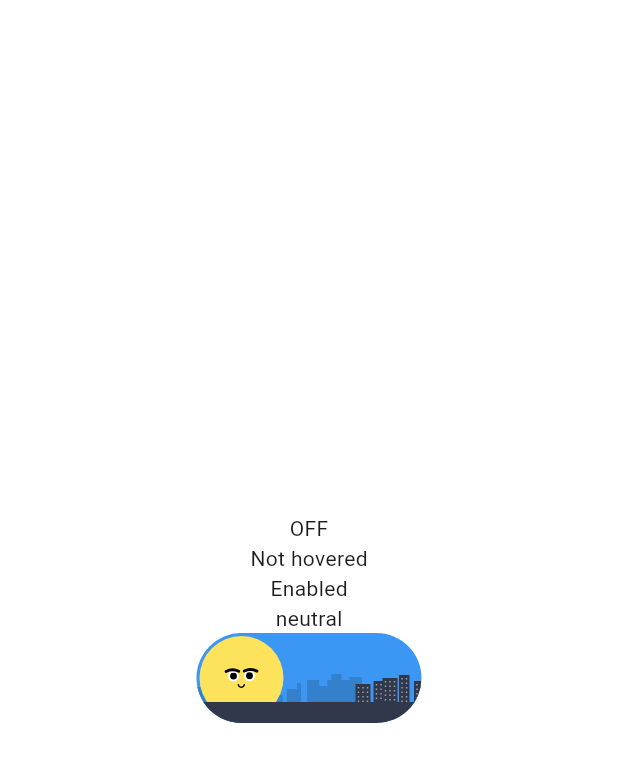
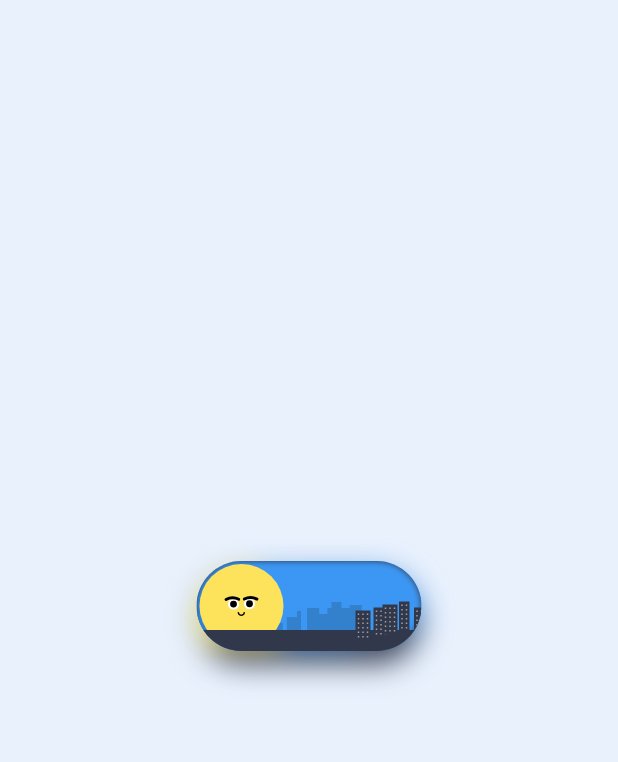
Before and after one commit to Pliavi/sun_switch, a Flutter app: the screen it shows after launch, on a phone screen of 412 x 824 dp. Shown: the top 762 px of the screen. Run offline on Flutter 3.47's test engine with Material 3 defaults, Android fonts, the phone set to English and light mode, and no system bars; drawn by our look-alikes of drop_shadow; our stand-ins replace flutter_inset_box_shadow, lottie.

Commit message:
refactor: cleaning the code

```diff
--- a/lib/main_page.dart
+++ b/lib/main_page.dart
@@ -1,5 +1,6 @@
 import 'package:flutter/material.dart';
-import 'package:sun_switch/sun_switch.dart';
+import 'package:sun_switch/widgets/constants/sun_colors.dart';
+import 'package:sun_switch/widgets/sun_switch.dart';
 
 class MainPage extends StatefulWidget {
   const MainPage({super.key});
@@ -14,9 +15,8 @@ class _MainPageState extends State<MainPage> {
   @override
   Widget build(BuildContext context) {
     return Scaffold(
-      body: Container(
-        color: Colors.white,
-        alignment: Alignment.center,
+      backgroundColor: SunColors.mainBackground,
+      body: Center(
         child: SunSwitch(
           value: value,
           onChanged: (value) {
--- a/lib/sun_faces.dart
+++ /dev/null
@@ -1,101 +0,0 @@
-import 'package:flutter/material.dart';
-import 'package:lottie/lottie.dart';
-
-enum FaceExpression {
-  neutral(0.0),
-  angry(0.2),
-  kindaAngry(0.4),
-  kindaSad(0.6),
-  sad(0.8),
-  neutralBack(1);
-
-  final double startingFrame;
-
-  const FaceExpression(this.startingFrame);
-}
-
-class SunFaces extends StatefulWidget {
-  const SunFaces({
-    super.key,
-    required this.face,
-  });
-
-  final FaceExpression face;
-
-  @override
-  State<SunFaces> createState() => _SunFacesState();
-}
-
-class _SunFacesState extends State<SunFaces>
-    with SingleTickerProviderStateMixin {
-  late final AnimationController _animationController;
-
-  bool _isRunning = false;
-
-  @override
-  void initState() {
-    super.initState();
-    _animationController = AnimationController(vsync: this);
-  }
-
-  @override
-  void didUpdateWidget(SunFaces oldWidget) {
-    super.didUpdateWidget(oldWidget);
-    if (oldWidget.face != widget.face) {
-      final bool willBackToNeutral = oldWidget.face == FaceExpression.sad &&
-          widget.face == FaceExpression.neutral;
-
-      final bool isGoingOn = oldWidget.face == FaceExpression.sad &&
-          widget.face == FaceExpression.neutral;
-      final isGoingOff = oldWidget.face == FaceExpression.angry &&
-          widget.face == FaceExpression.kindaAngry;
-
-      setState(() {
-        _isRunning = isGoingOn || isGoingOff;
-      });
-
-      _animationController
-          .animateTo(
-        willBackToNeutral
-            ? FaceExpression.neutralBack.startingFrame
-            : widget.face.startingFrame,
-        duration: Duration(milliseconds: _isRunning ? 1000 : 400),
-        curve: _isRunning ? Curves.easeInOutBack : Curves.easeInOutBack,
-      )
-          .whenComplete(() {
-        if (willBackToNeutral) {
-          _animationController.reset();
-        }
-      });
-    }
-  }
-
-  @override
-  Widget build(BuildContext context) {
-    Offset facePosition = Offset.zero;
-
-    if (widget.face == FaceExpression.angry) {
-      facePosition = const Offset(0.275, 0.0);
-    } else if (widget.face == FaceExpression.kindaAngry) {
-      facePosition = const Offset(0.1, -0.1);
-    } else if (widget.face == FaceExpression.kindaSad) {
-      facePosition = const Offset(-0.1, -0.15);
-    } else if (widget.face == FaceExpression.sad) {
-      facePosition = const Offset(-0.2, -0.2);
-    }
-
-    return AnimatedSlide(
-      duration: Duration(milliseconds: _isRunning ? 1000 : 400),
-      curve: _isRunning ? Curves.easeInBack : Curves.easeInOutBack,
-      offset: facePosition,
-      child: Transform(
-        transform: Matrix4.identity()..scale(0.5),
-        alignment: Alignment.center,
-        child: Lottie.asset(
-          'assets/lotties/sun_faces.json',
-          controller: _animationController,
-        ),
-      ),
-    );
-  }
-}
--- a/lib/sun_switch.dart
+++ /dev/null
@@ -1,185 +0,0 @@
-import 'package:flutter/material.dart';
-import 'package:sun_switch/background_back_buildings.dart';
-import 'package:sun_switch/background_front_buildings.dart';
-import 'package:sun_switch/sun_faces.dart';
-
-class SunSwitch extends StatefulWidget {
-  final bool value;
-  final ValueChanged<bool>? onChanged;
-
-  const SunSwitch({
-    super.key,
-    required this.value,
-    this.onChanged,
-  });
-
-  @override
-  State<SunSwitch> createState() => _SunSwitchState();
-}
-
-class _SunSwitchState extends State<SunSwitch> {
-  FaceExpression _sunFace = FaceExpression.neutral;
-  bool _enabled = true;
-  bool _isHovered = false;
-
-  @override
-  Widget build(BuildContext context) {
-    return Column(
-      crossAxisAlignment: CrossAxisAlignment.center,
-      mainAxisSize: MainAxisSize.min,
-      mainAxisAlignment: MainAxisAlignment.center,
-      children: [
-        Text(widget.value ? 'ON' : 'OFF'),
-        Text(_isHovered ? 'Hovered' : 'Not hovered'),
-        Text(_enabled ? 'Enabled' : 'Disabled'),
-        Text(_sunFace.name),
-        InkWell(
-          onTap: () {
-            if (!_enabled) return;
-
-            widget.onChanged?.call(!widget.value);
-            setState(() {
-              _enabled = false;
-
-              if (widget.value) {
-                _sunFace = FaceExpression.neutral;
-              } else {
-                _sunFace = FaceExpression.kindaAngry;
-              }
-            });
-          },
-          onHover: (value) {
-            setState(() {
-              _isHovered = value;
-            });
-            if (!_enabled) return;
-
-            setState(() {
-              if (value) {
-                if (widget.value) {
-                  _sunFace = FaceExpression.sad;
-                } else {
-                  _sunFace = FaceExpression.angry;
-                }
-              } else {
-                if (widget.value) {
-                  _sunFace = FaceExpression.kindaSad;
-                } else {
-                  _sunFace = FaceExpression.neutral;
-                }
-              }
-            });
-          },
-          child: Container(
-            width: 150,
-            height: 60,
-            clipBehavior: Clip.antiAlias,
-            decoration: BoxDecoration(
-              color: const Color(0xFF3C97F4),
-              borderRadius: BorderRadius.circular(50),
-            ),
-            child: Stack(
-              alignment: Alignment.bottomCenter,
-              children: [
-                CustomPaint(
-                  painter: BackgroundBackBuildingsPainter(),
-                  child: const SizedBox(
-                    width: 150,
-                    height: 60,
-                  ),
-                ),
-                AnimatedAlign(
-                  onEnd: () {
-                    setState(() {
-                      _enabled = true;
-                      if (widget.value) {
-                        if (_isHovered) {
-                          _sunFace = FaceExpression.sad;
-                        } else {
-                          _sunFace = FaceExpression.kindaSad;
-                        }
-                      } else {
-                        if (_isHovered) {
-                          _sunFace = FaceExpression.angry;
-                        } else {
-                          _sunFace = FaceExpression.neutral;
-                        }
-                      }
-                    });
-                  },
-                  duration: const Duration(milliseconds: 1800),
-                  curve: const ElasticInOutCurve(0.6),
-                  alignment: widget.value
-                      ? Alignment.centerRight
-                      : Alignment.centerLeft,
-                  child: Container(
-                    clipBehavior: Clip.antiAlias,
-                    width: 56,
-                    height: 56,
-                    margin: const EdgeInsets.only(
-                      left: 2,
-                      right: 10,
-                      bottom: 2,
-                      top: 2,
-                    ),
-                    decoration: BoxDecoration(
-                      color: const Color(0xFFFDE25C),
-                      borderRadius: BorderRadius.circular(35),
-                    ),
-                    alignment: Alignment.center,
-                    child: SunFaces(
-                      face: _sunFace,
-                    ),
-                  ),
-                ),
-                Align(
-                  alignment: Alignment.bottomRight,
-                  child: CustomPaint(
-                    painter: BackgroundFrontBuildingsPainter(),
-                    child: const SizedBox(
-                      width: 100,
-                      height: 50,
-                    ),
-                  ),
-                ),
-                Container(
-                  alignment: Alignment.bottomCenter,
-                  color: const Color(0xFF31384B),
-                  height: 14,
-                ),
-              ],
-            ),
-          ),
-        ),
-      ],
-    );
-  }
-}
-
-class Sun extends StatelessWidget {
-  const Sun({
-    super.key,
-  });
-
-  @override
-  Widget build(BuildContext context) {
-    return Container(
-      width: 56,
-      height: 56,
-      margin: const EdgeInsets.only(
-        left: 2,
-        right: 10,
-        bottom: 2,
-        top: 2,
-      ),
-      decoration: BoxDecoration(
-        color: const Color(0xFFFDE25C),
-        borderRadius: BorderRadius.circular(35),
-      ),
-      alignment: Alignment.center,
-      child: const SunFaces(
-        face: FaceExpression.neutral,
-      ),
-    );
-  }
-}
--- a/lib/background_back_buildings.dart
+++ b/lib/widgets/background_buildings.dart/background_back_buildings.dart
@@ -1,13 +1,13 @@
 import 'package:flutter/material.dart';
+import 'package:sun_switch/widgets/constants/sun_colors.dart';
 
 class BackgroundBackBuildingsPainter extends CustomPainter {
   @override
   void paint(Canvas canvas, Size size) {
     final paint = Paint()
-      ..color = const Color(0xFF3381CC)
+      ..color = SunColors.backBuildings
       ..style = PaintingStyle.fill;
 
-    final w = size.width;
     final h = size.height;
 
     const rx = 2.7;
--- /dev/null
+++ b/lib/widgets/background_buildings.dart/background_buildings.dart
@@ -0,0 +1,18 @@
+import 'package:flutter/material.dart';
+import 'package:sun_switch/widgets/background_buildings.dart/background_back_buildings.dart';
+import 'package:sun_switch/widgets/background_buildings.dart/background_front_buildings.dart';
+
+class BackgroundBuildings extends StatelessWidget {
+  const BackgroundBuildings({super.key, required this.child});
+
+  final Widget child;
+
+  @override
+  Widget build(BuildContext context) {
+    return CustomPaint(
+      painter: BackgroundBackBuildingsPainter(),
+      foregroundPainter: BackgroundFrontBuildingsPainter(),
+      child: child,
+    );
+  }
+}
--- /dev/null
+++ b/lib/widgets/constants/sun_colors.dart
@@ -0,0 +1,11 @@
+import 'package:flutter/material.dart';
+
+class SunColors {
+  static const mainBackground = Color(0xFFE9F1FD);
+
+  static const backBuildings = Color(0xFF3381CC);
+  static const sky = Color(0xFF3C97F4);
+  static const sunSkin = Color(0xFFFDE25C);
+  static const shadow = Color(0xFF31384B);
+  static const window = Colors.grey;
+}
--- /dev/null
+++ b/lib/widgets/moving_sun.dart
@@ -0,0 +1,43 @@
+import 'package:flutter/material.dart';
+import 'package:sun_switch/widgets/constants/sun_colors.dart';
+import 'package:sun_switch/widgets/sun_face.dart';
+
+enum SunSide {
+  left,
+  right,
+}
+
+class MovingSun extends AnimatedAlign {
+  MovingSun({
+    super.key,
+    required SunSide side,
+    required super.onEnd,
+    required SunExpression expression,
+  }) : super(
+          alignment: side == SunSide.left
+              ? Alignment.centerLeft
+              : Alignment.centerRight,
+          duration: const Duration(milliseconds: 1800),
+          curve: const ElasticInOutCurve(0.6),
+          child: Container(
+            clipBehavior: Clip.antiAlias,
+            width: 56,
+            height: 56,
+            margin: const EdgeInsets.only(
+              left: 2,
+              right: 10,
+              bottom: 2,
+              top: 2,
+            ),
+            decoration: BoxDecoration(
+              color: SunColors.sunSkin,
+              borderRadius: BorderRadius.circular(35),
+            ),
+            alignment: Alignment.center,
+            child: SunFace(
+              face: expression,
+              side: side,
+            ),
+          ),
+        );
+}
--- /dev/null
+++ b/lib/widgets/sun_face.dart
@@ -0,0 +1,104 @@
+import 'package:flutter/material.dart';
+import 'package:lottie/lottie.dart';
+import 'package:sun_switch/widgets/moving_sun.dart';
+
+enum SunExpression {
+  neutral(0.0, Offset.zero),
+  angry(0.2, Offset(0.275, 0.0)),
+  kindaAngry(0.4, Offset(0.1, -0.1)),
+  kindaSad(0.6, Offset(-0.1, -0.15)),
+  sad(0.8, Offset(-0.2, -0.2)),
+  neutralBack(1, Offset.zero);
+
+  const SunExpression(
+    this.startAt,
+    this.position,
+  );
+
+  final double startAt;
+  final Offset position;
+}
+
+class SunFace extends StatefulWidget {
+  const SunFace({
+    super.key,
+    required this.face,
+    required this.side,
+  });
+
+  final SunExpression face;
+  final SunSide side;
+
+  @override
+  State<SunFace> createState() => _SunFaceState();
+}
+
+class _SunFaceState extends State<SunFace> with SingleTickerProviderStateMixin {
+  late final AnimationController _animationController =
+      AnimationController(vsync: this);
+
+  bool _isRunning = false;
+  Duration get _transitionDuration => _isRunning
+      ? const Duration(seconds: 1)
+      : const Duration(milliseconds: 400);
+
+  @override
+  void dispose() {
+    _animationController.dispose();
+
+    super.dispose();
+  }
+
+  @override
+  void didUpdateWidget(SunFace oldWidget) {
+    super.didUpdateWidget(oldWidget);
+    if (oldWidget.face != widget.face) {
+      _isRunning = oldWidget.side != widget.side;
+
+      final wasSad = oldWidget.face == SunExpression.sad;
+      final isNeutral = widget.face == SunExpression.neutral;
+      final isSadToNeutral = wasSad && isNeutral;
+      final animateToFace =
+          isSadToNeutral ? SunExpression.neutralBack : widget.face;
+
+      _animationController
+          .animateTo(
+            animateToFace.startAt,
+            duration: _transitionDuration,
+            curve: _isRunning ? Curves.easeInOutBack : Curves.easeInOutBack,
+          )
+          .whenComplete(
+            () => _resetAnimation(isSadToNeutral),
+          );
+    }
+  }
+
+  _resetAnimation(bool needReset) {
+    if (needReset) {
+      _animationController.reset();
+    }
+  }
+
+  @override
+  Widget build(BuildContext context) {
+    print('isRunning: $_isRunning');
+
+    return Column(
+      children: [
+        AnimatedSlide(
+          duration: _transitionDuration,
+          curve: _isRunning ? Curves.easeInBack : Curves.easeInOutBack,
+          offset: widget.face.position,
+          child: Transform(
+            transform: Matrix4.identity()..scale(0.5),
+            alignment: Alignment.center,
+            child: Lottie.asset(
+              'assets/lotties/sun_faces.json',
+              controller: _animationController,
+            ),
+          ),
+        ),
+      ],
+    );
+  }
+}
--- /dev/null
+++ b/lib/widgets/sun_switch.dart
@@ -0,0 +1,137 @@
+import 'package:drop_shadow/drop_shadow.dart';
+import 'package:flutter/material.dart' hide BoxDecoration, BoxShadow;
+import 'package:flutter_inset_box_shadow/flutter_inset_box_shadow.dart';
+import 'package:sun_switch/widgets/background_buildings.dart/background_buildings.dart';
+import 'package:sun_switch/widgets/constants/sun_colors.dart';
+import 'package:sun_switch/widgets/moving_sun.dart';
+import 'package:sun_switch/widgets/sun_face.dart';
+
+class SunSwitch extends StatefulWidget {
+  const SunSwitch({
+    super.key,
+    required this.value,
+    this.onChanged,
+  });
+
+  final bool value;
+  final ValueChanged<bool>? onChanged;
+
+  @override
+  State<SunSwitch> createState() => _SunSwitchState();
+}
+
+class _SunSwitchState extends State<SunSwitch> {
+  SunExpression _sunExpression = SunExpression.neutral;
+  final MaterialStatesController _statesController = MaterialStatesController();
+  bool _isEnabled = true;
+  bool get _isHovered {
+    return _statesController.value.contains(MaterialState.hovered);
+  }
+
+  @override
+  void initState() {
+    super.initState();
+
+    _statesController.addListener(_handleSwitchStateChange);
+  }
+
+  @override
+  void dispose() {
+    _statesController.removeListener(_handleSwitchStateChange);
+    _statesController.dispose();
+
+    super.dispose();
+  }
+
+  _handleSwitchStateChange() {
+    if (!_isEnabled) return;
+
+    if (_isHovered) {
+      _sunExpression = widget.value ? SunExpression.sad : SunExpression.angry;
+    } else {
+      _sunExpression =
+          widget.value ? SunExpression.kindaSad : SunExpression.neutral;
+    }
+
+    setState(() {});
+  }
+
+  @override
+  void didUpdateWidget(SunSwitch oldWidget) {
+    super.didUpdateWidget(oldWidget);
+
+    if (oldWidget.value != widget.value) {
+      _isEnabled = false;
+      _sunExpression =
+          widget.value ? SunExpression.kindaAngry : SunExpression.neutral;
+    }
+  }
+
+  _handleSwitchTap() {
+    if (_isEnabled) widget.onChanged?.call(!widget.value);
+  }
+
+  _handleSunRunningEnd() {
+    _isEnabled = true;
+
+    if (widget.value) {
+      _sunExpression = _isHovered ? SunExpression.sad : SunExpression.kindaSad;
+    } else {
+      _sunExpression = _isHovered
+          ? _sunExpression = SunExpression.angry
+          : _sunExpression = SunExpression.neutral;
+    }
+
+    setState(() {});
+  }
+
+  @override
+  Widget build(BuildContext context) {
+    return Column(
+      crossAxisAlignment: CrossAxisAlignment.center,
+      mainAxisSize: MainAxisSize.min,
+      mainAxisAlignment: MainAxisAlignment.center,
+      children: [
+        DropShadow(
+          child: InkWell(
+            statesController: _statesController,
+            onTap: _handleSwitchTap,
+            child: Container(
+              width: 150,
+              height: 60,
+              clipBehavior: Clip.antiAlias,
+              decoration: BoxDecoration(
+                color: SunColors.sky,
+                borderRadius: BorderRadius.circular(50),
+                boxShadow: const [
+                  BoxShadow(
+                    color: SunColors.shadow,
+                    blurRadius: 3,
+                    inset: true,
+                  ),
+                ],
+              ),
+              child: BackgroundBuildings(
+                child: Stack(
+                  alignment: Alignment.bottomCenter,
+                  children: [
+                    MovingSun(
+                      side: widget.value ? SunSide.right : SunSide.left,
+                      onEnd: _handleSunRunningEnd,
+                      expression: _sunExpression,
+                    ),
+                    Container(
+                      alignment: Alignment.bottomCenter,
+                      color: SunColors.shadow,
+                      height: 14,
+                    ),
+                  ],
+                ),
+              ),
+            ),
+          ),
+        ),
+      ],
+    );
+  }
+}
```
Also changed, not shown: lib/widgets/background_buildings.dart/background_front_buildings.dart (renamed from lib/background_front_buildings.dart, +14 -7 lines).
